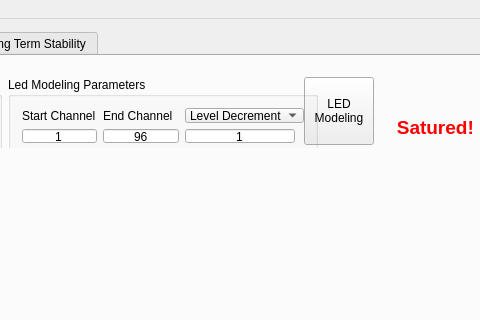
This is src/mainwindow.ui in mgomesborges/inpe-star-simulator as Qt 5 draws it before an edit; both pictures show x 292 to 772 and y 0 to 320 of the 950 by 625 pixel window. The edited form follows.
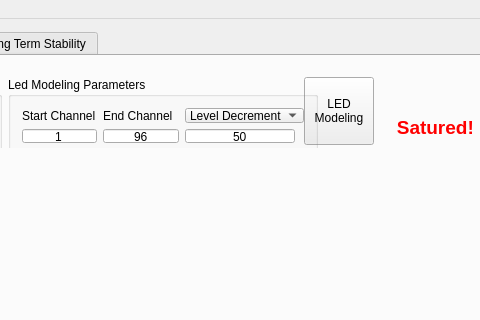
This is the edited form. The open tabs and pages were chosen to show the change. Icons and pictures are not drawn.

What changed in the file:
```diff
--- a/src/mainwindow.ui
+++ b/src/mainwindow.ui
@@ -1083,7 +1083,7 @@
                  </size>
                 </property>
                 <property name="text">
-                 <string>1</string>
+                 <string>50</string>
                 </property>
                 <property name="alignment">
                  <set>Qt::AlignCenter</set>
```
Left out of the diff: 38 changed lines with no effect on the pictures.
